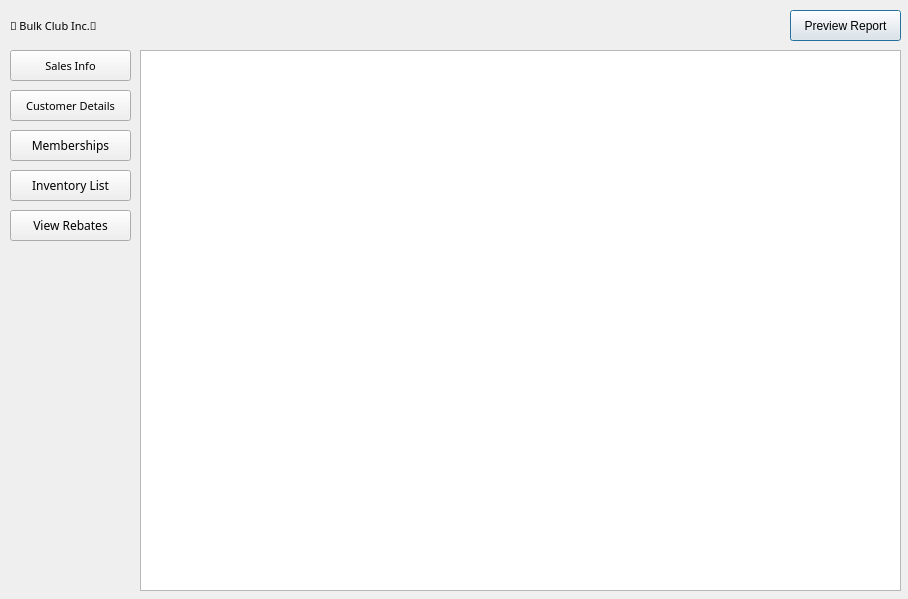
Qt form Manager.ui (UnitedPuggs/The-Simps) before a commit.
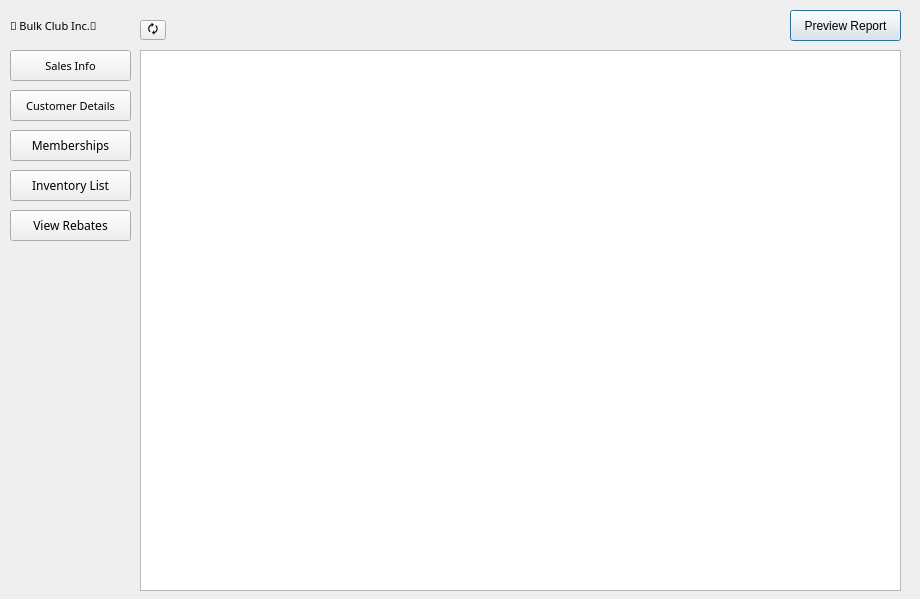
The same form after that commit.

Commit message: Sales report generation and display done

What changed in the file:
```diff
--- a/Manager.ui
+++ b/Manager.ui
@@ -6,7 +6,7 @@
    <rect>
     <x>0</x>
     <y>0</y>
-    <width>908</width>
+    <width>920</width>
     <height>599</height>
    </rect>
   </property>
@@ -80,6 +80,19 @@
       </rect>
      </property>
     </widget>
+    <widget class="QToolButton" name="sales_refresh">
+     <property name="geometry">
+      <rect>
+       <x>0</x>
+       <y>20</y>
+       <width>26</width>
+       <height>20</height>
+      </rect>
+     </property>
+     <property name="text">
+      <string>🗘</string>
+     </property>
+    </widget>
    </widget>
    <widget class="QWidget" name="customerPage">
     <property name="font">
```
Left out of the diff: 32 changed lines with no effect on the pictures. The commit also changes 7 other files.
